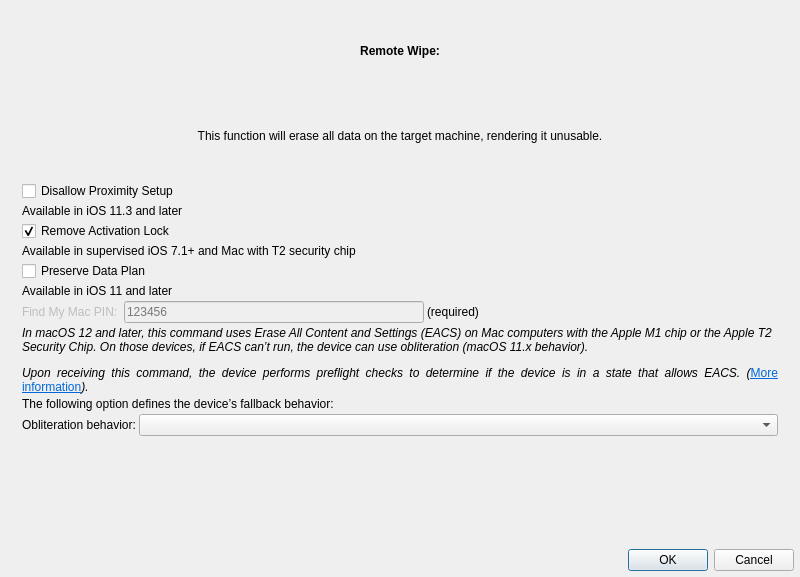
Qt form FWAdminLib/RemoteWipeDlg.ui (fw-dev/translations) before a commit.
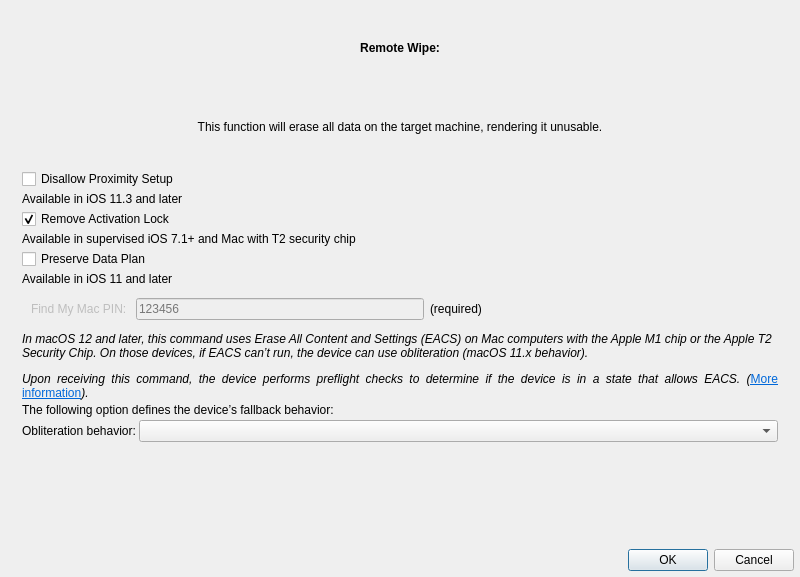
The same form after that commit.

Commit message: FW-0000 update form

```diff
--- a/FWAdminLib/RemoteWipeDlg.ui
+++ b/FWAdminLib/RemoteWipeDlg.ui
@@ -156,6 +156,7 @@
           </widget>
          </item>
          <item>
+          <widget class="QWidget" name="findMyPINWidget" native="true">
           <layout class="QHBoxLayout" name="horizontalLayoutPIN">
            <item>
             <widget class="QLabel" name="findMyMacPINlbl">
@@ -201,6 +202,7 @@
             </spacer>
            </item>
           </layout>
+          </widget>
          </item>
          <item>
           <widget class="QLabel" name="labelObliterationBehaviorHeader">
```
Lines whose indentation alone changed are shown as unchanged.
